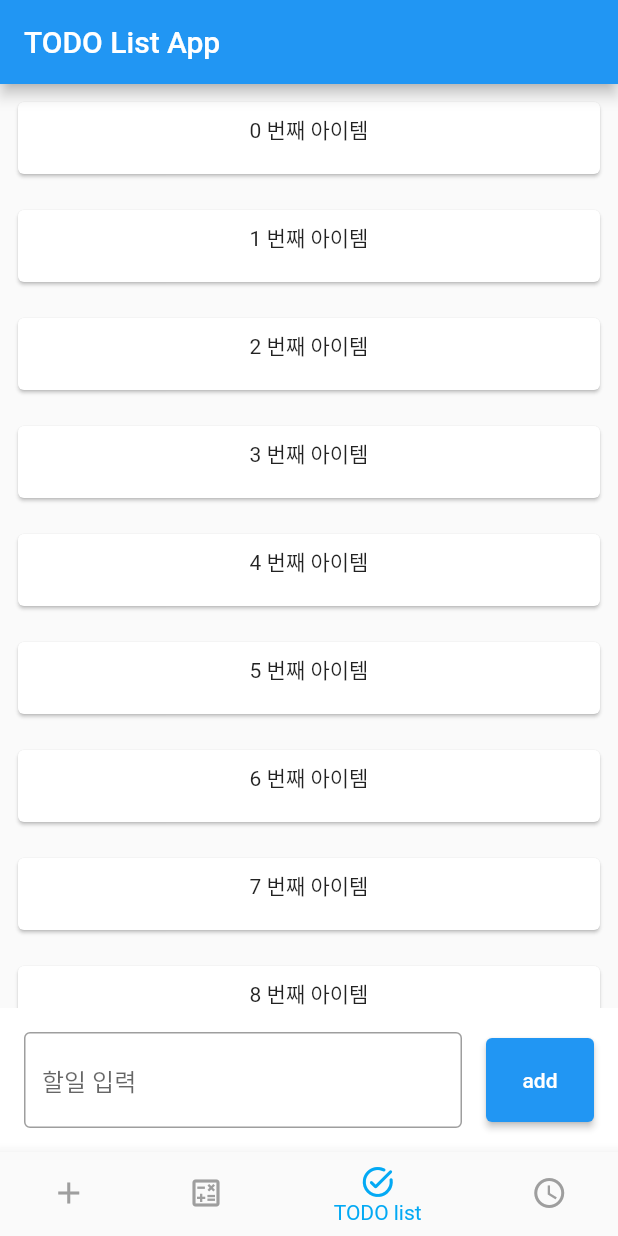
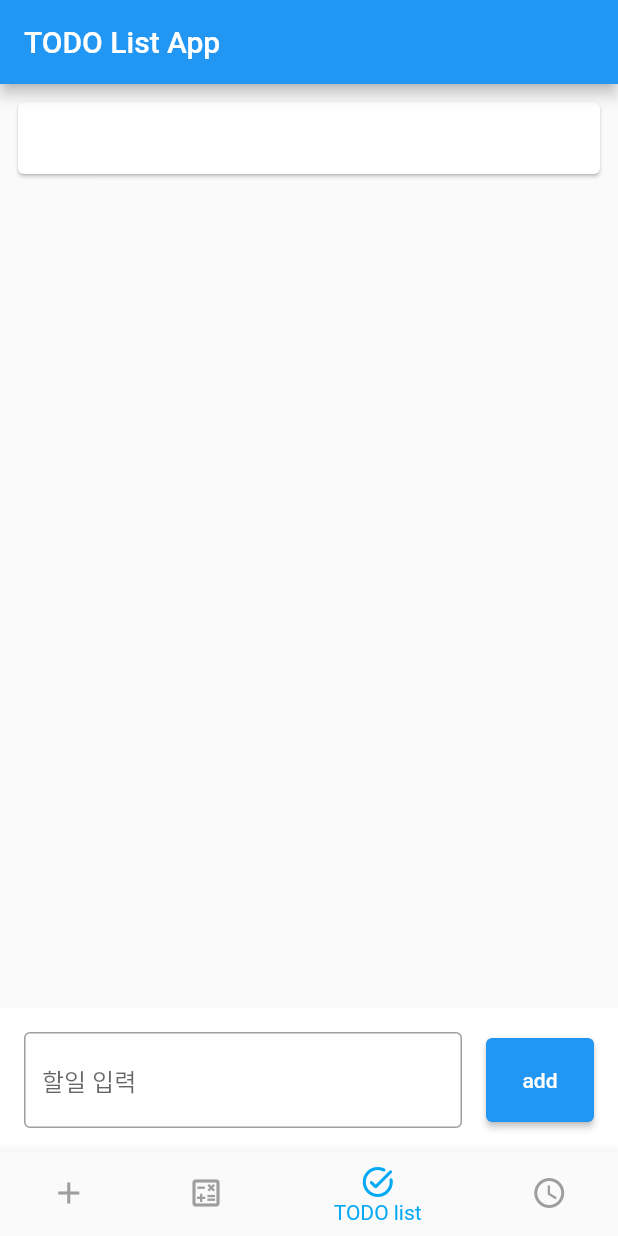
Before and after one commit to yangster-chief/songdo_flutter_study, a Flutter app: the screen it shows after launch, item 3 of the bottom bar chosen, after a tap on "add", on a phone screen of 412 x 824 dp. Run offline on Flutter 3.47's test engine with Material 2 defaults, Android fonts, the phone set to English and light mode, and no system bars.

Commit message:
add input

```diff
--- a/lib/page/todo_list_page.dart
+++ b/lib/page/todo_list_page.dart
@@ -15,25 +15,21 @@ class TODOListPage extends StatefulWidget {
 }
 
 class _TODOListPageState extends State<TODOListPage> {
-  // List<String> todoList = [
-  //   'Flutter study 1주차 숙제 하기',
-  //   'Flutter docs 정독하기',
-  //   'FlutterFire 적용',
-  // ];
+  List<String> todoList = [];
 
   final _todoController = TextEditingController();
 
   @override
-  Widget build(BuildContext context) => Stack(
+  Widget build(BuildContext context) => Column(
         children: [
-          ListView.builder(
-            itemCount: 255,
+          Expanded(
+            child: ListView.builder(
+              itemCount: todoList.length,
               itemBuilder: (BuildContext context, int index) =>
-                _ListItem(item: '$index 번째 아이템'),
+                  _ListItem(item: todoList[index]),
             ),
-          Align(
-            alignment: Alignment.bottomCenter,
-            child: Container(
+          ),
+          Container(
             padding: const EdgeInsets.all(16),
             color: Colors.white,
             child: Row(
@@ -57,12 +53,13 @@ class _TODOListPageState extends State<TODOListPage> {
               ],
             ),
           ),
-          ),
         ],
       );
 
   void _onPressed() {
-    print(_todoController.text);
+    setState(() {
+      todoList.add(_todoController.text);
+    });
   }
 }
 
```
Lines whose indentation alone changed are shown as unchanged.
